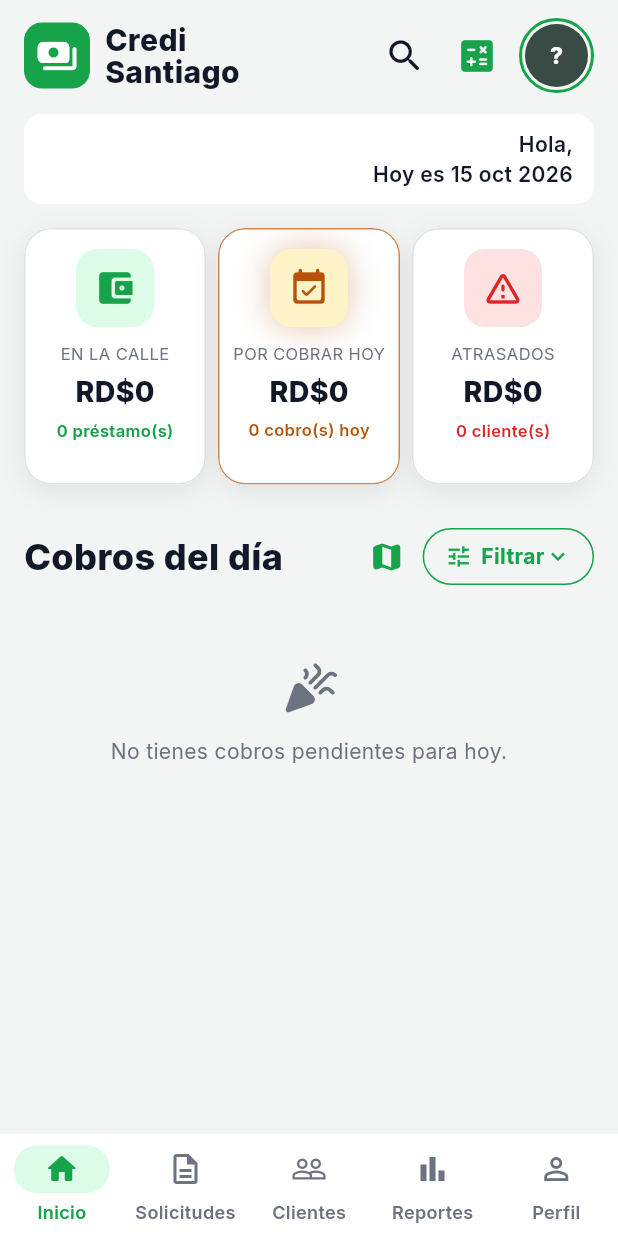
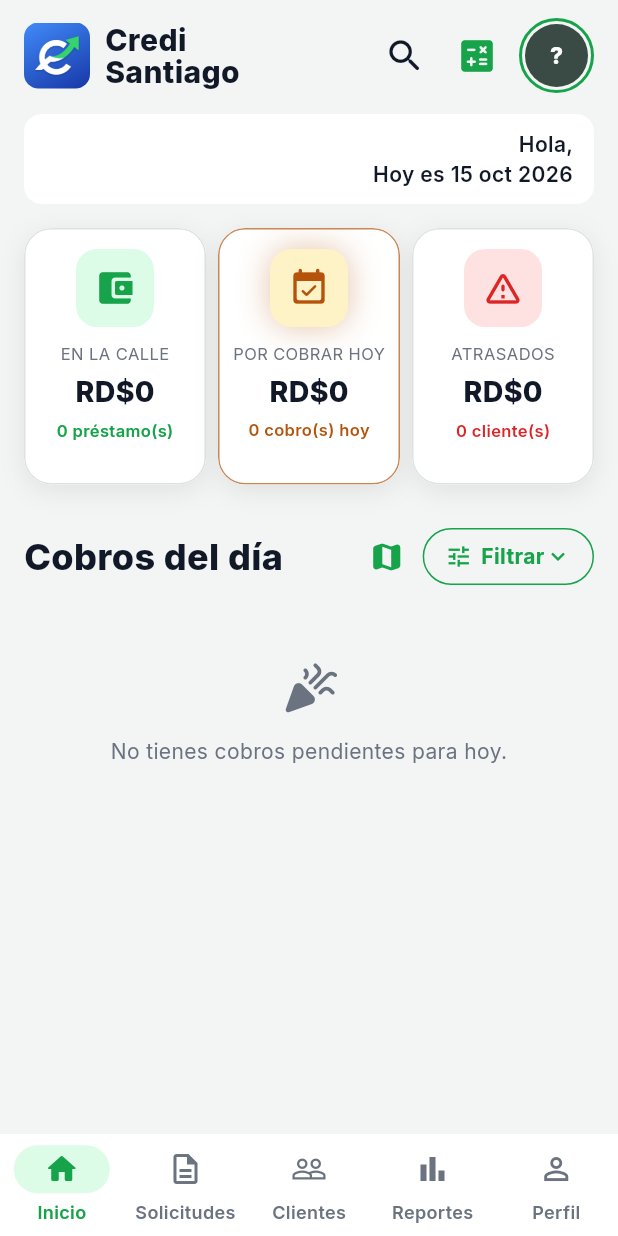
Before and after one commit to Jsantiago28/credisantiago, a Flutter app: the screen it shows once a user with an empty profile is signed in, on a phone screen of 412 x 824 dp. Run offline on Flutter 3.47's test engine with Material 3 defaults, Android fonts, the phone set to English and light mode, and no system bars; our stand-ins replace file_picker, fl_chart, flutter_map, geolocator, google_fonts, image_picker and 6 more; missing offline and left inert: dart:html, dart:js_interop, excel; accounts and stored records are empty.

Commit message:
Logo de CrediSantiago: ícono de Android (adaptativo) y web, y logo en la entrada y el Inicio
Co-Authored-By: Claude Opus 5.5 <noreply@anthropic.com>

```diff
--- a/lib/screens/inicio_screen.dart
+++ b/lib/screens/inicio_screen.dart
@@ -181,15 +181,7 @@ class _InicioScreenState extends State<InicioScreen> {
         ],
         Row(
           children: [
-            Container(
-              width: 44,
-              height: 44,
-              decoration: BoxDecoration(
-                color: AppColors.green,
-                borderRadius: BorderRadius.circular(12),
-              ),
-              child: Icon(Icons.payments_rounded, color: AppColors.sobreVerde, size: 28),
-            ),
+            const LogoApp(tamano: 44),
             const SizedBox(width: 10),
             Expanded(
               child: Text(widget.modoCobrador ? 'Mi ruta\nde cobro' : 'Credi\nSantiago',
--- a/lib/screens/login_screen.dart
+++ b/lib/screens/login_screen.dart
@@ -3,6 +3,7 @@ import 'package:supabase_flutter/supabase_flutter.dart' show AuthException;
 
 import '../services/supabase_service.dart';
 import '../theme/app_theme.dart';
+import '../widgets/ui.dart' show LogoApp;
 
 /// Lo que se ve en la pantalla de entrada.
 enum _Modo {
@@ -273,14 +274,7 @@ class _LoginScreenState extends State<LoginScreen> {
 
   Widget _marca(BuildContext context) => Row(
         children: [
-          Container(
-            padding: const EdgeInsets.all(10),
-            decoration: BoxDecoration(
-              border: Border.all(color: AppColors.green, width: 2),
-              shape: BoxShape.circle,
-            ),
-            child: Icon(Icons.shield, color: AppColors.green),
-          ),
+          const LogoApp(tamano: 52),
           const SizedBox(width: 12),
           Text(
             'CrediSantiago',
--- a/lib/widgets/ui.dart
+++ b/lib/widgets/ui.dart
@@ -67,6 +67,22 @@ class Panel extends StatelessWidget {
           ),
         ),
       ),
+    );
+  }
+}
+
+/// El logo de CrediSantiago (la "C" con la flecha), con las esquinas
+/// redondeadas como un ícono de app.
+class LogoApp extends StatelessWidget {
+  final double tamano;
+  const LogoApp({super.key, this.tamano = 44});
+
+  @override
+  Widget build(BuildContext context) {
+    return ClipRRect(
+      borderRadius: BorderRadius.circular(tamano * 0.22),
+      child: Image.asset('assets/branding/icono.png',
+          width: tamano, height: tamano, fit: BoxFit.cover, semanticLabel: 'CrediSantiago'),
     );
   }
 }
```
Also changed, not shown: pubspec.yaml (+22 -1 lines), assets/branding/icono.png (added), assets/branding/icono_fondo.png (added), assets/branding/icono_simbolo.png (added), pubspec.lock, 22 other files.
